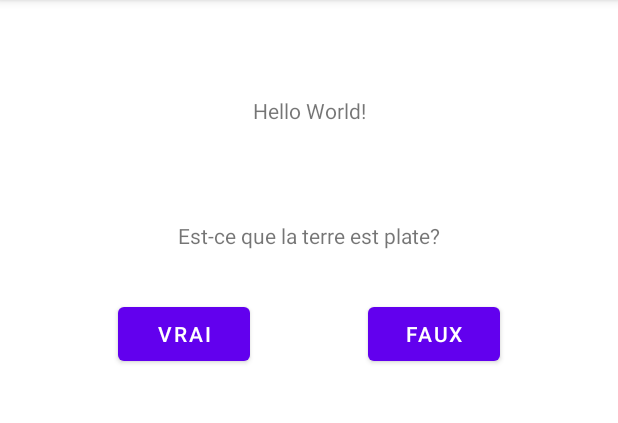
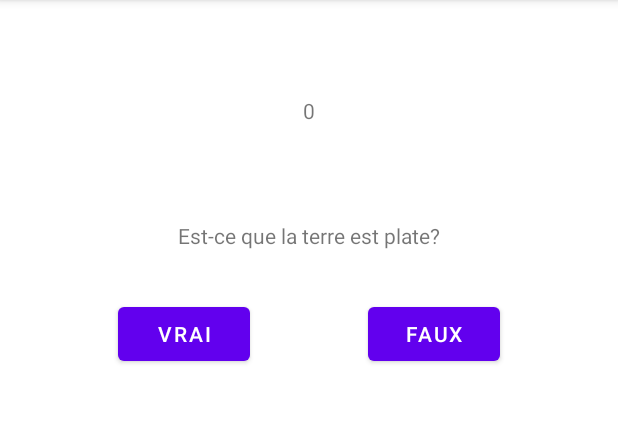
Before and after one commit to 0fc-tech/NCDA008, an Android app: the screen it shows after launch (MainActivity), on a phone screen of 412 x 824 dp, the part 84-507 px from its top. Run offline under Robolectric (Android 15) with nearby library versions, the phone set to English and light mode, and no system bars; our stand-ins replace data binding.

Commit message:
TP Vrai Faux Correction

```diff
--- a/mod4tpvraifaux/src/main/res/layout/activity_main.xml
+++ b/mod4tpvraifaux/src/main/res/layout/activity_main.xml
@@ -7,6 +7,9 @@
         <variable
             name="qr"
             type="com.example.mod4tpvraifaux.QuestionReponse" />
+        <variable
+            name="score"
+            type="Integer" />
     </data>
 
     <androidx.constraintlayout.widget.ConstraintLayout
@@ -19,7 +22,7 @@
             android:layout_width="wrap_content"
             android:layout_height="wrap_content"
             android:layout_marginTop="64dp"
-            android:text="Hello World!"
+            android:text="@{String.valueOf(score)}"
             app:layout_constraintEnd_toEndOf="parent"
             app:layout_constraintStart_toStartOf="parent"
             app:layout_constraintTop_toTopOf="parent" />
```
Also changed, not shown: mod4tpvraifaux/src/main/java/com/example/mod4tpvraifaux/MainActivity.kt (+29 -0 lines).
